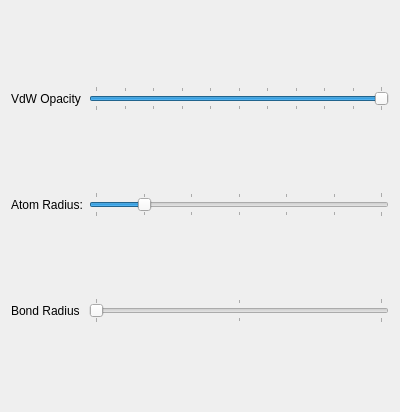
Before: the Qt Designer form libavogadro/src/engines/spheresettingswidget.ui in cryos/avogadro, drawn with Qt 5.
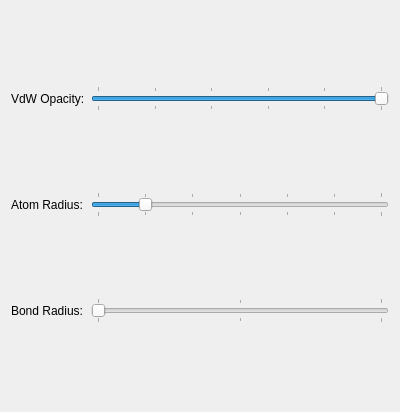
After: the same form once the commit is applied.

Commit message: A few small optimisations of the OpenGL code and the settings widget.

Patch:
```diff
--- a/libavogadro/src/engines/spheresettingswidget.ui
+++ b/libavogadro/src/engines/spheresettingswidget.ui
@@ -16,7 +16,7 @@
    <item row="0" column="0" >
     <widget class="QLabel" name="bondRadiusLabel_2" >
      <property name="text" >
-      <string>VdW Opacity</string>
+      <string>VdW Opacity:</string>
      </property>
     </widget>
    </item>
@@ -26,23 +26,32 @@
       <number>0</number>
      </property>
      <property name="maximum" >
-      <number>100</number>
+      <number>20</number>
      </property>
      <property name="singleStep" >
       <number>10</number>
      </property>
      <property name="pageStep" >
-      <number>10</number>
+      <number>2</number>
      </property>
      <property name="value" >
-      <number>100</number>
+      <number>20</number>
+     </property>
+     <property name="sliderPosition" >
+      <number>20</number>
      </property>
      <property name="orientation" >
       <enum>Qt::Horizontal</enum>
      </property>
+     <property name="invertedAppearance" >
+      <bool>false</bool>
+     </property>
      <property name="tickPosition" >
       <enum>QSlider::TicksBothSides</enum>
      </property>
+     <property name="tickInterval" >
+      <number>4</number>
+     </property>
     </widget>
    </item>
    <item row="1" column="0" >
@@ -77,7 +86,7 @@
    <item row="2" column="0" >
     <widget class="QLabel" name="bondRadiusLabel" >
      <property name="text" >
-      <string>Bond Radius</string>
+      <string>Bond Radius:</string>
      </property>
     </widget>
    </item>
```
Left out of the diff: 2 changed lines with no effect on the pictures. The commit also changes 1 other file.
